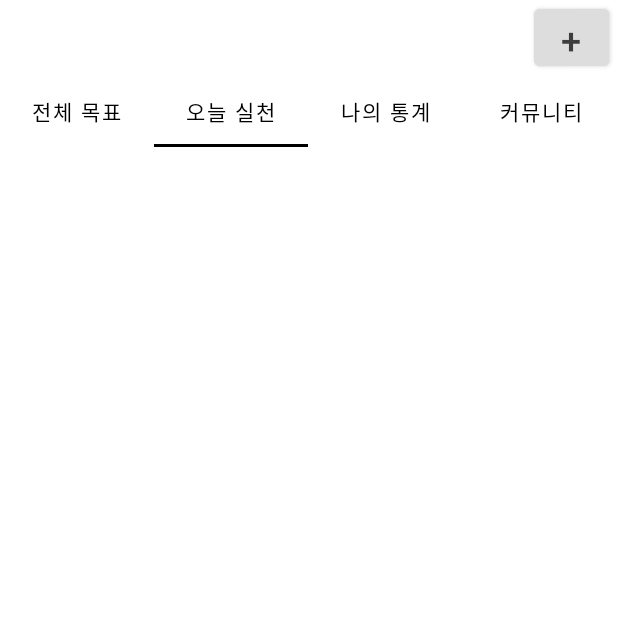
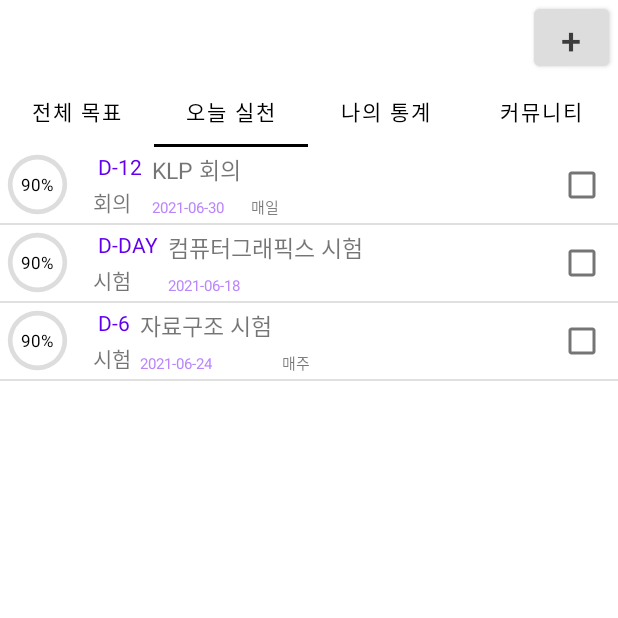
Before and after one commit to ksi05503/klp-scheduler-android, an Android app: the screen it shows after launch (MainActivity), tab 2 chosen, on a phone screen of 412 x 824 dp, the top half of it. Run offline under Robolectric (Android 15) with nearby library versions, the phone set to English and light mode, and no system bars; libraries missing offline, so code that uses them is left out: com.github.mikephil.charting, com.kakao.sdk; 2 statements that could not run were skipped.

Commit message:
오늘 실천 필터링 추가

```diff
--- a/app/src/main/java/com/example/klp/model/ScheduleViewModel.kt
+++ b/app/src/main/java/com/example/klp/model/ScheduleViewModel.kt
@@ -25,11 +25,11 @@ class ScheduleViewModel: ViewModel() {
 
 
     //임시 데이터
-    var data1 = ScheduleData (1,1,"KLP 회의","2021-06-17 10:00","2021-06-30 10:00",1,1,"회의",3,1,"늦지않기",0)
-    var data2 = ScheduleData (1,2,"컴퓨터그래픽스 시험","2021-06-17 10:00","2021-06-23 10:00",0,-1,"시험",2,3,"망한듯",0)
-    var data3 = ScheduleData (1,3,"옷사기","2021-06-17 10:00","2021-06-20 10:00",0,3,"약속",3,3,"망한듯",1)
-    var data4 = ScheduleData (1,4,"자료구조 시험","2021-06-15 10:00","2021-06-24 10:00",0,3,"시험",2,5,"망한듯",0)
-    var data5 = ScheduleData (1,5,"조깅","2021-06-16 10:00","2021-06-27 10:00",0,3,"운동",2,1,"",0)
+    var data1 = ScheduleData (1,1,"KLP 회의","2021-06-17","2021-06-30",1,1,"회의",3,1,"늦지않기",0)
+    var data2 = ScheduleData (1,2,"컴퓨터그래픽스 시험","2021-06-17","2021-06-18",0,-1,"시험",2,3,"망한듯",0)
+    var data3 = ScheduleData (1,3,"옷사기","2021-06-17","2021-06-20",0,3,"약속",3,3,"망한듯",1)
+    var data4 = ScheduleData (1,4,"자료구조 시험","2021-06-15","2021-06-24",2,6,"시험",2,5,"망한듯",0)
+    var data5 = ScheduleData (1,5,"조깅","2021-06-16","2021-07-27",3,5,"운동",2,1,"",0)
 
     //fun 전체목표 불러오기
     fun loadAllSchedules():ArrayList<ScheduleData>{
--- a/app/src/main/java/com/example/klp/todaygoal/TodayFragment.kt
+++ b/app/src/main/java/com/example/klp/todaygoal/TodayFragment.kt
@@ -6,16 +6,22 @@ import androidx.fragment.app.Fragment
 import android.view.LayoutInflater
 import android.view.View
 import android.view.ViewGroup
+import androidx.fragment.app.activityViewModels
 import androidx.recyclerview.widget.DividerItemDecoration
 import androidx.recyclerview.widget.LinearLayoutManager
 import com.example.klp.wholegoal.GoalFragRecyclerViewAdapter
 import com.example.klp.data.ScheduleData
 import com.example.klp.databinding.FragmentTodayBinding
+import com.example.klp.model.ScheduleViewModel
+import com.example.klp.wholegoal.SpinnerViewModel
 
 
 class TodayFragment : Fragment() {
     var binding:FragmentTodayBinding?=null
     var adapter: GoalFragRecyclerViewAdapter?=null
+    val scheduleViewModel:ScheduleViewModel by activityViewModels()
+    val spinnerViewModel:SpinnerViewModel by activityViewModels()
+    var scheduleList=ArrayList<ScheduleData>()
 
     override fun onCreateView(
         inflater: LayoutInflater, container: ViewGroup?,
@@ -30,21 +36,32 @@ class TodayFragment : Fragment() {
         binding!!.apply {
             recyclerView.layoutManager = LinearLayoutManager(requireContext(), LinearLayoutManager.VERTICAL, false)
             recyclerView!!.addItemDecoration(DividerItemDecoration(requireContext(), LinearLayoutManager.VERTICAL))
-            adapter = GoalFragRecyclerViewAdapter(ArrayList<ScheduleData>())
+
+            scheduleList.addAll(scheduleViewModel.loadAllSchedules())
+            adapter = GoalFragRecyclerViewAdapter(scheduleList)
             recyclerView.adapter = adapter
-            adapter!!.apply {
-                var cal1 = Calendar.getInstance()
-                cal1.set(Calendar.YEAR, 2021)
-                cal1.set(Calendar.MONTH, Calendar.MAY)
-                cal1.set(Calendar.DAY_OF_MONTH, 1)
-                var cal2 = Calendar.getInstance()
-                cal2.set(Calendar.YEAR, 2021)
-                cal2.set(Calendar.MONTH, Calendar.JUNE)
-                cal2.set(Calendar.DAY_OF_MONTH, 30)
+        }
 
+        todayFiltering()
+    }
 
-//                scheList.add(Schedule(35, Category.STUDY, "토익 문제집", cal1, cal2))
-            }
+    private fun todayFiltering() {
+        val now = Calendar.getInstance()
+        val year = now.get(Calendar.YEAR)
+        val month = now.get(Calendar.MONTH)+1
+        val date = now.get(Calendar.DAY_OF_MONTH)
+        val dow = now.get(Calendar.DAY_OF_WEEK)
+
+        scheduleList.removeIf {
+            val ymdStr = it.sdate2.split("-")
+            val tarYear = ymdStr[0].toInt()
+            val tarMonth = ymdStr[1].toInt()
+            val tarDate = ymdStr[2].toInt()
+
+            //아래 조건이면 삭제
+            it.sdone==1 // 이미 완료된 일정
+                    || (it.sregular==0 && (year!=tarYear || month!=tarMonth || date!=tarDate)) //마감일이 오늘이 아닐 때
+                    || ((it.sregular==2 || it.sregular==3) && (it.sweekly != dow)) // 매주, 매달인데 요일이 동일
         }
     }
 }
--- a/app/src/main/java/com/example/klp/wholegoal/GoalFragRecyclerViewAdapter.kt
+++ b/app/src/main/java/com/example/klp/wholegoal/GoalFragRecyclerViewAdapter.kt
@@ -17,6 +17,7 @@ class GoalFragRecyclerViewAdapter(val scheList:ArrayList<ScheduleData>):Recycler
     inner class ViewHolder(view: View):RecyclerView.ViewHolder(view){
         val sname:TextView = view.findViewById(R.id.sname)
         val sdate:TextView = view.findViewById(R.id.sdate)
+        val sregular:TextView = view.findViewById(R.id.sregular)
         val dDay:TextView = view.findViewById(R.id.dDay)
         val stype:TextView = view.findViewById(R.id.stype)
         val percentText:TextView = view.findViewById(R.id.percentText)
@@ -44,24 +45,6 @@ class GoalFragRecyclerViewAdapter(val scheList:ArrayList<ScheduleData>):Recycler
 //        holder.percentText.text = scheList[position].percent.toString()+"%"
 //        holder.periodText.text = "${start.get(Calendar.YEAR)}.${start.get(Calendar.MONTH)+1}.${start.get(Calendar.DAY_OF_MONTH)}~${end.get(Calendar.YEAR)}.${end.get(Calendar.MONTH)+1}.${end.get(Calendar.DAY_OF_MONTH)}"
 //        holder.titleText.text = "${scheList[position].title}"
-//        when(scheList[position].category){
-//            Category.EXERCISE->{ //운동
-//                holder.cateText.text = "[운동]"
-//            }
-//            Category.STUDY->{ //공부
-//                holder.cateText.text = "[공부]"
-//            }
-//            Category.SCHEDULE->{ //일정
-//                holder.cateText.text = "[일정]"
-//            }
-//        }
-//
-//        if(dDay > 0){
-//            holder.dDayText.text = "D-"+abs(dDay + 1).toString()
-//        }
-//        else{
-//            holder.dDayText.text = "D+"+abs(dDay).toString()
-//        }
 
         now.get(Calendar.YEAR)
         now.get(Calendar.MONTH)
@@ -70,11 +53,17 @@ class GoalFragRecyclerViewAdapter(val scheList:ArrayList<ScheduleData>):Recycler
         holder.sname.text = scheList[position].sname
         holder.stype.text = scheList[position].stype
         holder.sdate.text = scheList[position].sdate2
+        when(scheList[position].sregular){
+            0->holder.sregular.text = ""
+            1->holder.sregular.text = "매일"
+            2->holder.sregular.text = "매주"
+            3->holder.sregular.text = "매달"
+        }
 
-        val ymdStr = scheList[position].sdate2.split(" ")[0]
-        val year = ymdStr.split("-")[0].toInt()
-        val month = ymdStr.split("-")[1].toInt()
-        val day = ymdStr.split("-")[2].toInt()
+        val ymdStr = scheList[position].sdate2.split("-")
+        val year = ymdStr[0].toInt()
+        val month = ymdStr[1].toInt()
+        val day = ymdStr[2].toInt()
 
         val dDayValue = calculateDday(year, month, day)
         if(dDayValue > 0){
--- a/app/src/main/res/layout/goal_row.xml
+++ b/app/src/main/res/layout/goal_row.xml
@@ -60,8 +60,7 @@
 
         <LinearLayout
             android:layout_width="wrap_content"
-            android:layout_height="match_parent"
-            android:layout_weight="1"
+            android:layout_height="wrap_content"
             android:orientation="vertical">
 
             <TextView
@@ -87,6 +86,15 @@
 
         </LinearLayout>
 
+        <TextView
+            android:id="@+id/sregular"
+            android:layout_width="wrap_content"
+            android:layout_height="wrap_content"
+            android:layout_gravity="bottom"
+            android:padding="3dp"
+            android:text="주기"
+            android:textSize="10dp" />
+
     </LinearLayout>
 
     <View
```
